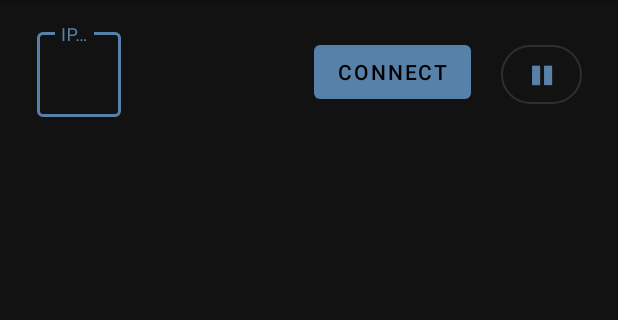
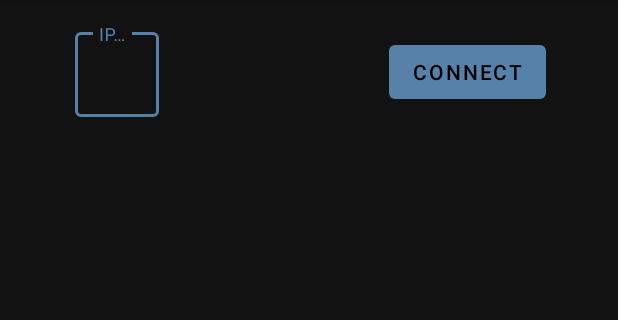
Before and after one commit to cuzynot/DroidRemote, an Android app: the screen it shows after launch (MainActivity), after a tap on "CONNECT", on a phone screen of 412 x 824 dp, the part 84-404 px from its top. Run offline under Robolectric (Android 15) with nearby library versions, the phone set to English and light mode, and no system bars.

Commit message:
merged connection and pause buttons

```diff
--- a/DroidRemoteClient/app/src/main/java/com/example/droidremoteclient/MainActivity.java
+++ b/DroidRemoteClient/app/src/main/java/com/example/droidremoteclient/MainActivity.java
@@ -7,18 +7,10 @@ import android.hardware.Sensor;
 import android.hardware.SensorEvent;
 import android.hardware.SensorEventListener;
 import android.hardware.SensorManager;
-import android.os.Build;
 import android.os.Bundle;
 
-import com.google.android.material.button.MaterialButton;
-import com.google.android.material.floatingactionbutton.FloatingActionButton;
-import com.google.android.material.snackbar.Snackbar;
-
-import androidx.annotation.RequiresApi;
 import androidx.appcompat.app.AppCompatActivity;
 import androidx.appcompat.widget.Toolbar;
-import androidx.core.content.ContextCompat;
-import androidx.core.content.res.ResourcesCompat;
 
 import android.util.Log;
 import android.view.View;
@@ -44,7 +36,7 @@ public class MainActivity extends AppCompatActivity implements SensorEventListen
     private Socket socket;
     private DataInputStream input;
     private DataOutputStream output;
-    private OutputThread ot;
+//    private OutputThread ot;
 
     // sensor dectection
     private SensorManager sensorManager;
@@ -56,17 +48,18 @@ public class MainActivity extends AppCompatActivity implements SensorEventListen
     // UI
     private EditText ipField;
     private Toolbar toolbar;
-
-    // other vars
-    private boolean pausePressed = false;
-    private final int DELAY = 20;
-    private String fileString = "record.txt";
-    private boolean connected = false;
+    private Button connectPauseButton;
 
     // colours
     private int connectedColour = Color.rgb(87, 129, 169);
     private int disconnectedColour = Color.rgb(86, 70, 80);
     private int idleColour = Color.GRAY;
+
+    // other vars
+    private boolean pausePressed = false;
+//    private final int DELAY = 20;
+    private String fileString = "record.txt";
+    private boolean connected = false;
 
     @Override
     protected void onCreate(Bundle savedInstanceState) {
@@ -105,8 +98,7 @@ public class MainActivity extends AppCompatActivity implements SensorEventListen
         ipField.setText(readFromFile());
 
         // buttons
-        Button connectButton = findViewById(R.id.connectButton);
-        Button pauseButton = findViewById(R.id.pauseButton);
+        connectPauseButton = findViewById(R.id.connectPauseButton);
 
         // toolbar
         toolbar = findViewById(R.id.toolbar);
@@ -114,9 +106,10 @@ public class MainActivity extends AppCompatActivity implements SensorEventListen
         toolbar.setBackgroundColor(idleColour);
 
         // connect button click listener
-        connectButton.setOnClickListener(new View.OnClickListener(){
+        connectPauseButton.setOnClickListener(new View.OnClickListener(){
             @Override
             public void onClick(View view) {
+                if (!connected) {
                     // get new ip address
                     ip = ipField.getText().toString();
 
@@ -125,29 +118,29 @@ public class MainActivity extends AppCompatActivity implements SensorEventListen
                     Log.v("rand", "written " + ip);
 
                     // initialize thread
-                initThread();
+                    new OutputThread().start();
+                } else {
+                    pausePressed = !pausePressed;
+
+                    if (pausePressed) {
+                        runOnUiThread(new Runnable() {
+                            public void run() {
+                                toolbar.setBackgroundColor(idleColour);
+                                connectPauseButton.setText("▶");
                             }
                         });
-
-        // pause button click listener
-        pauseButton.setOnClickListener(new View.OnClickListener(){
-            @Override
-            public void onClick(View view) {
-                pausePressed = !pausePressed;
-
-                if (pausePressed || !connected) {
-                    toolbar.setBackgroundColor(idleColour);
                     } else {
+                        runOnUiThread(new Runnable() {
+                            public void run() {
                                 toolbar.setBackgroundColor(connectedColour);
-                }
+                                connectPauseButton.setText("❚❚");
                             }
                         });
                     }
 
-    private void initThread() {
-        // start output thread
-        ot = new OutputThread();
-        ot.start();
+                }
+            }
+        });
     }
 
     private String readFromFile() {
@@ -227,10 +220,11 @@ public class MainActivity extends AppCompatActivity implements SensorEventListen
     // INNER CLASSES
 
     private class OutputThread extends Thread{
+        private final int DELAY = 50;
+
         public void run(){
-
-            while (!connected) {
-                connected = true;
+//            while (!connected) {
+//                connected = true;
             try {
                 socket = new Socket(ip, port);
                 Log.v("rand", "Connected");
@@ -240,27 +234,22 @@ public class MainActivity extends AppCompatActivity implements SensorEventListen
 
                 // sends output to the socket
                 output = new DataOutputStream(socket.getOutputStream());
-                } catch (IOException i) {
-                    System.out.println(i);
-                    connected = false;
-                    toolbar.setBackgroundColor(disconnectedColour);
+
+
+
+                runOnUiThread(new Runnable() {
+                    public void run() {
+                        toolbar.setBackgroundColor(connectedColour);
+                        connectPauseButton.setText("❚❚");
                     }
-            }
-
-            // connected successfully
-            toolbar.setBackgroundColor(connectedColour);
+                });
 
                 while (true) {
-
                     if (!pausePressed) {
                         sendMsg("i 1");
                         sendMsg("z " + orientationAngles[0]);
                         sendMsg("x " + orientationAngles[1]);
                         sendMsg("y " + orientationAngles[2]);
-
-//                sendMsg("a " + gyroscopeReading[0]);
-//                sendMsg("b " + gyroscopeReading[1]);
-//                sendMsg("g " + gyroscopeReading[2]);
 
                     } else {
                         sendMsg("i 0");
@@ -272,6 +261,19 @@ public class MainActivity extends AppCompatActivity implements SensorEventListen
                         e.printStackTrace();
                     }
                 }
+            } catch (IOException e) {
+                Log.v("exception ", e.toString());
+
+                connected = false;
+
+                runOnUiThread(new Runnable() {
+                    public void run() {
+                        toolbar.setBackgroundColor(disconnectedColour);
+                    }
+                });
+            }
+//            }
+
         }
 
         public void sendMsg(String msg){
--- a/DroidRemoteClient/app/src/main/res/layout/content_main.xml
+++ b/DroidRemoteClient/app/src/main/res/layout/content_main.xml
@@ -9,14 +9,14 @@
     tools:showIn="@layout/activity_main">
 
     <com.google.android.material.button.MaterialButton
-        android:id="@+id/connectButton"
+        android:id="@+id/connectPauseButton"
         style="@style/Widget.MaterialComponents.Button.UnelevatedButton"
         android:layout_width="wrap_content"
         android:layout_height="wrap_content"
         android:layout_marginTop="24dp"
-        android:layout_marginEnd="20dp"
+        android:layout_marginEnd="48dp"
         android:text="Connect"
-        app:layout_constraintEnd_toStartOf="@+id/pauseButton"
+        app:layout_constraintEnd_toEndOf="parent"
         app:layout_constraintTop_toTopOf="parent" />
 
     <com.google.android.material.textfield.TextInputLayout
@@ -28,7 +28,7 @@
         android:hint="IP Address"
         style="@style/Widget.MaterialComponents.TextInputLayout.OutlinedBox"
         app:cornerRadius="10dp"
-        app:layout_constraintEnd_toStartOf="@+id/connectButton"
+        app:layout_constraintEnd_toStartOf="@+id/connectPauseButton"
         app:layout_constraintStart_toStartOf="parent"
         app:layout_constraintTop_toTopOf="parent">
 
@@ -38,7 +38,7 @@
             android:layout_height="wrap_content"
             android:ems="10"
             android:inputType="textPersonName"
-            app:layout_constraintEnd_toStartOf="@+id/connectButton"
+            app:layout_constraintEnd_toStartOf="@+id/connectPauseButton"
             app:layout_constraintHorizontal_bias="0.472"
             app:layout_constraintStart_toStartOf="parent"
             app:layout_constraintTop_toTopOf="parent" />
@@ -46,16 +46,4 @@
     </com.google.android.material.textfield.TextInputLayout>
 
 
-    <com.google.android.material.button.MaterialButton
-        android:id="@+id/pauseButton"
-        style="@style/Widget.MaterialComponents.Button.OutlinedButton"
-        android:layout_width="54dp"
-        android:layout_height="51dp"
-        android:layout_marginTop="24dp"
-        android:layout_marginEnd="24dp"
-        android:text="❚❚"
-        app:cornerRadius="20dp"
-        app:layout_constraintEnd_toEndOf="parent"
-        app:layout_constraintTop_toTopOf="parent" />
-
 </androidx.constraintlayout.widget.ConstraintLayout>
```
Also changed, not shown: 4 other files. Lines whose indentation alone changed are shown as unchanged.
